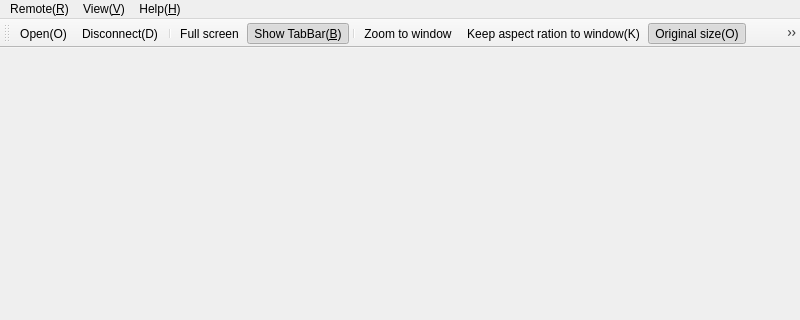
KangLin/RabbitRemoteControl, file App/Viewer/mainwindow.ui: the form before one commit; both pictures show x 0 to 800 and y 0 to 320 of the 800 by 600 pixel window.
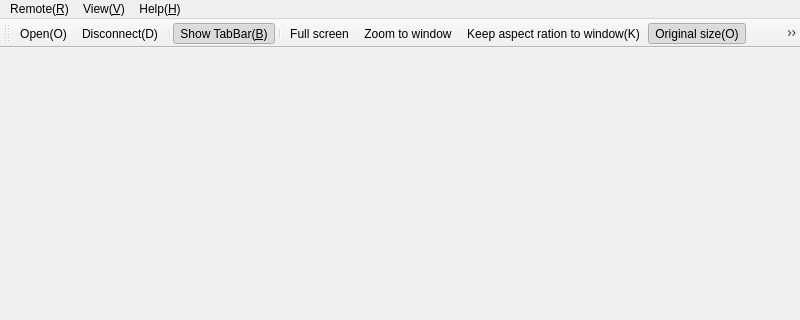
The form after the commit. Icons and pictures are not drawn.

The edit to the form file:
```diff
--- a/App/Viewer/mainwindow.ui
+++ b/App/Viewer/mainwindow.ui
@@ -104,9 +104,9 @@
    <addaction name="actionOpen_O"/>
    <addaction name="actionDisconnect_D"/>
    <addaction name="separator"/>
-   <addaction name="actionFull_screen_F"/>
    <addaction name="actionShow_TabBar_B"/>
    <addaction name="separator"/>
+   <addaction name="actionFull_screen_F"/>
    <addaction name="actionZoomToWindow_Z"/>
    <addaction name="actionKeep_aspect_ration_to_windows_K"/>
    <addaction name="actionOriginal_O"/>
```
Left out of the diff: 3 changed lines with no effect on the pictures.
